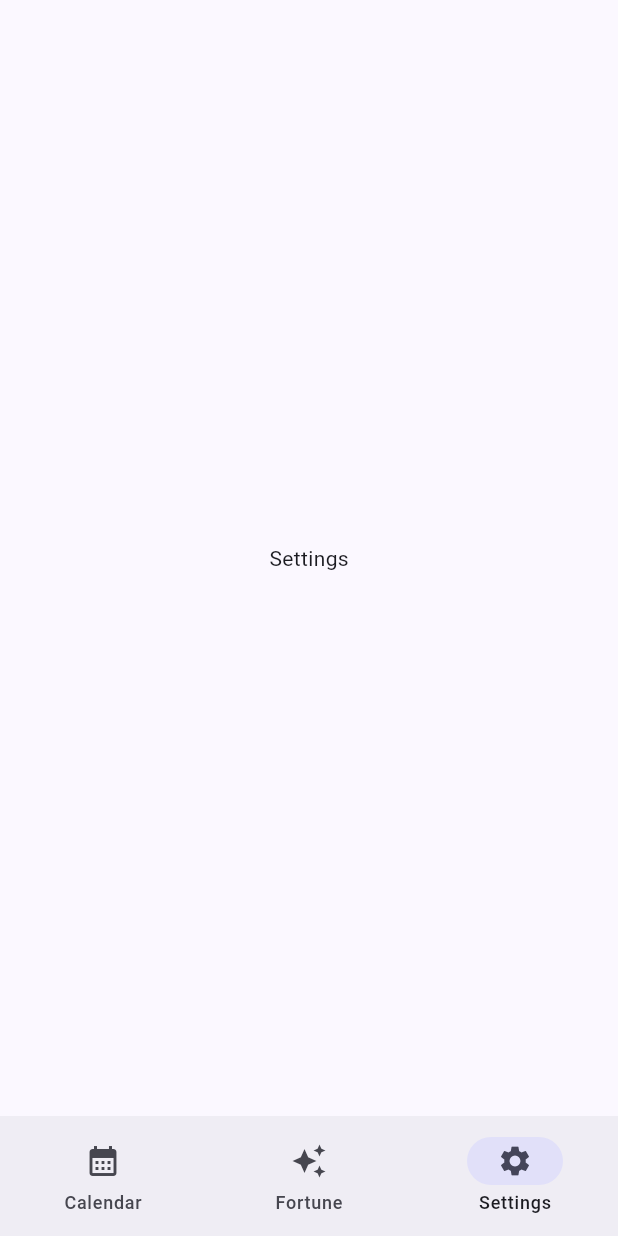
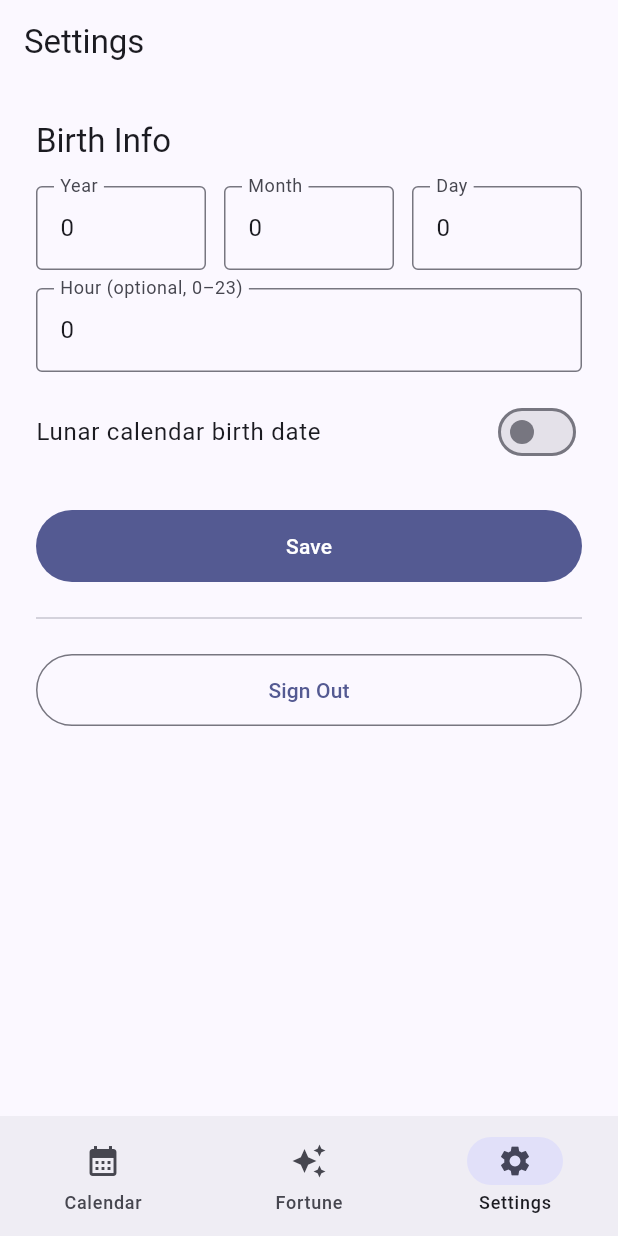
Before and after one commit to gridnflow/lunar_calendar, a Flutter app: the screen it shows once a user with an empty profile is signed in, item 3 of the bottom bar chosen, on a phone screen of 412 x 824 dp. Run offline on Flutter 3.47's test engine with Material 3 defaults, Android fonts, the phone set to English and light mode, and no system bars; our stand-ins replace cloud_firestore, firebase_auth, firebase_core, flutter_riverpod, go_router, google_sign_in; accounts and stored records are empty.

Commit message:
feat: add Firestore user profile service and birth info settings screen
- Add UserService for Firestore CRUD on user profiles
- Implement SettingsScreen with birth year/month/day/hour input form
- Support lunar vs solar birth date toggle
- Add sign-out button to settings

```diff
--- a/lib/features/settings/presentation/settings_screen.dart
+++ b/lib/features/settings/presentation/settings_screen.dart
@@ -1,12 +1,168 @@
 import 'package:flutter/material.dart';
+import 'package:flutter_riverpod/flutter_riverpod.dart';
+import 'package:firebase_auth/firebase_auth.dart';
 
-class SettingsScreen extends StatelessWidget {
+import '../../../core/models/user_profile.dart';
+import '../../../core/services/user_service.dart';
+import '../../../core/services/auth_service.dart';
+
+final _userServiceProvider = Provider((ref) => UserService());
+final _authServiceProvider = Provider((ref) => AuthService());
+
+final _profileProvider = FutureProvider<UserProfile?>((ref) async {
+  final uid = FirebaseAuth.instance.currentUser?.uid;
+  if (uid == null) return null;
+  return ref.read(_userServiceProvider).getProfile(uid);
+});
+
+class SettingsScreen extends ConsumerStatefulWidget {
   const SettingsScreen({super.key});
 
   @override
+  ConsumerState<SettingsScreen> createState() => _SettingsScreenState();
+}
+
+class _SettingsScreenState extends ConsumerState<SettingsScreen> {
+  final _formKey = GlobalKey<FormState>();
+  final _yearCtrl = TextEditingController();
+  final _monthCtrl = TextEditingController();
+  final _dayCtrl = TextEditingController();
+  final _hourCtrl = TextEditingController();
+  bool _isLunar = false;
+  bool _saving = false;
+
+  @override
+  void dispose() {
+    _yearCtrl.dispose();
+    _monthCtrl.dispose();
+    _dayCtrl.dispose();
+    _hourCtrl.dispose();
+    super.dispose();
+  }
+
+  void _prefillFromProfile(UserProfile profile) {
+    _yearCtrl.text = profile.birthYear.toString();
+    _monthCtrl.text = profile.birthMonth.toString();
+    _dayCtrl.text = profile.birthDay.toString();
+    _hourCtrl.text = profile.birthHour?.toString() ?? '';
+    _isLunar = profile.isLunarBirth;
+  }
+
+  Future<void> _save() async {
+    if (!_formKey.currentState!.validate()) return;
+    setState(() => _saving = true);
+
+    final user = FirebaseAuth.instance.currentUser!;
+    final profile = UserProfile(
+      uid: user.uid,
+      email: user.email ?? '',
+      displayName: user.displayName ?? '',
+      birthYear: int.parse(_yearCtrl.text),
+      birthMonth: int.parse(_monthCtrl.text),
+      birthDay: int.parse(_dayCtrl.text),
+      birthHour: _hourCtrl.text.isEmpty ? null : int.parse(_hourCtrl.text),
+      isLunarBirth: _isLunar,
+    );
+
+    await ref.read(_userServiceProvider).saveProfile(profile);
+    setState(() => _saving = false);
+
+    if (mounted) {
+      ScaffoldMessenger.of(context).showSnackBar(
+        const SnackBar(content: Text('Saved')),
+      );
+      ref.invalidate(_profileProvider);
+    }
+  }
+
+  @override
   Widget build(BuildContext context) {
-    return const Scaffold(
-      body: Center(child: Text('Settings')),
+    final profileAsync = ref.watch(_profileProvider);
+
+    return Scaffold(
+      appBar: AppBar(title: const Text('Settings')),
+      body: profileAsync.when(
+        loading: () => const Center(child: CircularProgressIndicator()),
+        error: (e, _) => Center(child: Text('Error: $e')),
+        data: (profile) {
+          if (profile != null && _yearCtrl.text.isEmpty) {
+            _prefillFromProfile(profile);
+          }
+          return SingleChildScrollView(
+            padding: const EdgeInsets.all(24),
+            child: Form(
+              key: _formKey,
+              child: Column(
+                crossAxisAlignment: CrossAxisAlignment.start,
+                children: [
+                  Text('Birth Info', style: Theme.of(context).textTheme.titleLarge),
+                  const SizedBox(height: 16),
+                  Row(children: [
+                    Expanded(child: _NumberField(controller: _yearCtrl, label: 'Year', min: 1900, max: 2100)),
+                    const SizedBox(width: 12),
+                    Expanded(child: _NumberField(controller: _monthCtrl, label: 'Month', min: 1, max: 12)),
+                    const SizedBox(width: 12),
+                    Expanded(child: _NumberField(controller: _dayCtrl, label: 'Day', min: 1, max: 31)),
+                  ]),
+                  const SizedBox(height: 12),
+                  _NumberField(controller: _hourCtrl, label: 'Hour (optional, 0–23)', min: 0, max: 23, required: false),
+                  const SizedBox(height: 12),
+                  SwitchListTile(
+                    contentPadding: EdgeInsets.zero,
+                    title: const Text('Lunar calendar birth date'),
+                    value: _isLunar,
+                    onChanged: (v) => setState(() => _isLunar = v),
+                  ),
+                  const SizedBox(height: 24),
+                  FilledButton(
+                    onPressed: _saving ? null : _save,
+                    style: FilledButton.styleFrom(minimumSize: const Size.fromHeight(48)),
+                    child: _saving ? const CircularProgressIndicator() : const Text('Save'),
+                  ),
+                  const Divider(height: 48),
+                  OutlinedButton(
+                    onPressed: () => ref.read(_authServiceProvider).signOut(),
+                    style: OutlinedButton.styleFrom(minimumSize: const Size.fromHeight(48)),
+                    child: const Text('Sign Out'),
+                  ),
+                ],
+              ),
+            ),
+          );
+        },
+      ),
     );
   }
 }
+
+class _NumberField extends StatelessWidget {
+  final TextEditingController controller;
+  final String label;
+  final int min;
+  final int max;
+  final bool required;
+
+  const _NumberField({
+    required this.controller,
+    required this.label,
+    required this.min,
+    required this.max,
+    this.required = true,
+  });
+
+  @override
+  Widget build(BuildContext context) {
+    return TextFormField(
+      controller: controller,
+      decoration: InputDecoration(labelText: label, border: const OutlineInputBorder()),
+      keyboardType: TextInputType.number,
+      validator: (v) {
+        if (!required && (v == null || v.isEmpty)) return null;
+        if (required && (v == null || v.isEmpty)) return 'Required';
+        final n = int.tryParse(v!);
+        if (n == null || n < min || n > max) return '$min–$max';
+        return null;
+      },
+    );
+  }
+}
```
Also changed, not shown: lib/core/services/user_service.dart (added, +42 -0 lines).
